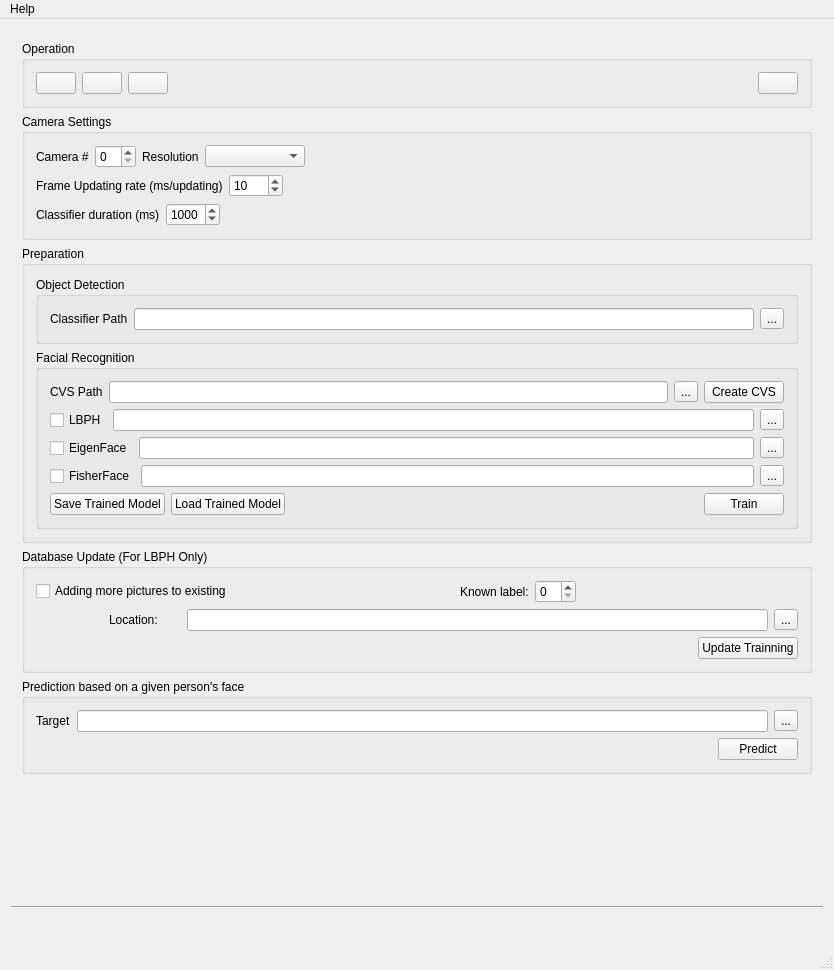
Above: recognizer.ui from windsice/Facial-Recognition before the change. Below: the same form after it.
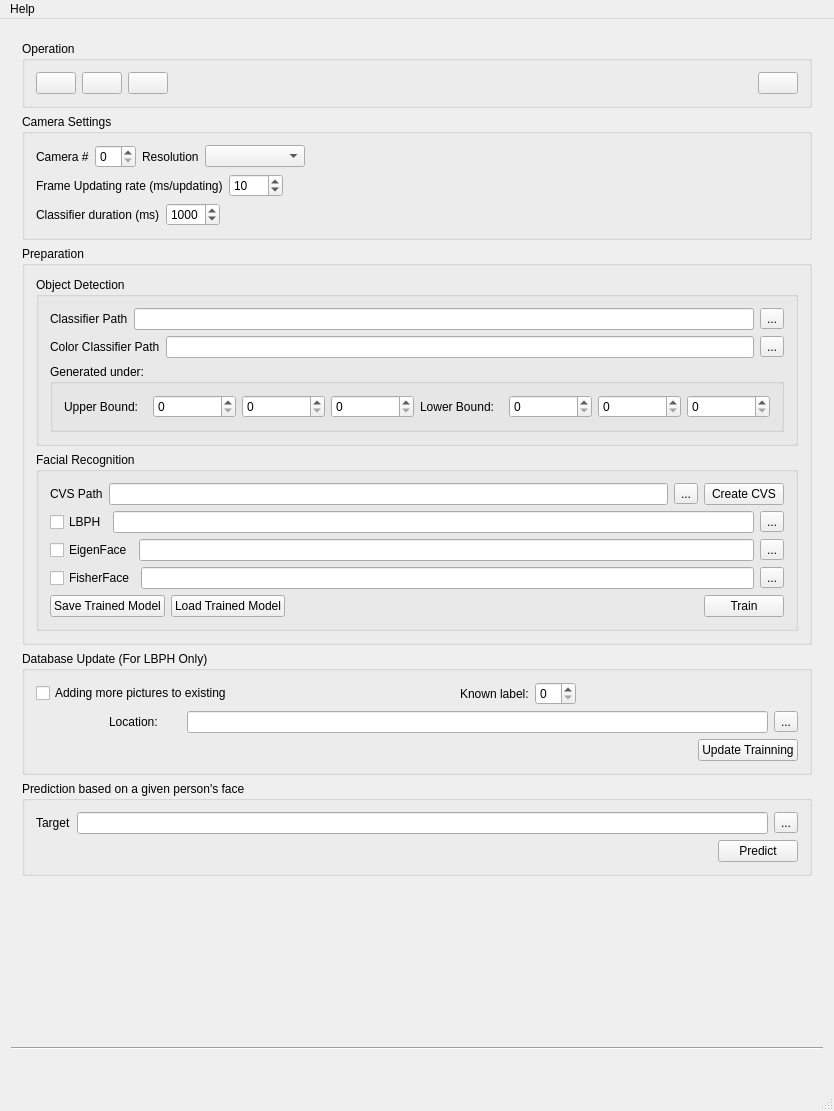
That is the form after the change. Icons and pictures are not drawn.

Patch:
```diff
--- a/recognizer.ui
+++ b/recognizer.ui
@@ -7,7 +7,7 @@
     <x>0</x>
     <y>0</y>
     <width>834</width>
-    <height>970</height>
+    <height>1111</height>
    </rect>
   </property>
   <property name="windowTitle">
@@ -329,6 +329,100 @@
                 </item>
                </layout>
               </item>
+              <item>
+               <layout class="QHBoxLayout" name="horizontalLayout_2">
+                <item>
+                 <widget class="QLabel" name="label">
+                  <property name="text">
+                   <string>Color Classifier Path</string>
+                  </property>
+                 </widget>
+                </item>
+                <item>
+                 <widget class="QLineEdit" name="lineEdit_colorClassifier"/>
+                </item>
+                <item>
+                 <widget class="QToolButton" name="toolButton_colorClassifier">
+                  <property name="text">
+                   <string>...</string>
+                  </property>
+                 </widget>
+                </item>
+               </layout>
+              </item>
+              <item>
+               <widget class="QGroupBox" name="groupBox_colorHasPath">
+                <property name="title">
+                 <string>Generated under:</string>
+                </property>
+                <layout class="QHBoxLayout" name="horizontalLayout_16">
+                 <item>
+                  <layout class="QHBoxLayout" name="horizontalLayout_15">
+                   <item>
+                    <widget class="QLabel" name="label_3">
+                     <property name="text">
+                      <string>Upper Bound:</string>
+                     </property>
+                    </widget>
+                   </item>
+                   <item>
+                    <widget class="QSpinBox" name="spinBox_UH">
+                     <property name="maximum">
+                      <number>179</number>
+                     </property>
+                    </widget>
+                   </item>
+                   <item>
+                    <widget class="QSpinBox" name="spinBox_US">
+                     <property name="maximum">
+                      <number>255</number>
+                     </property>
+                    </widget>
+                   </item>
+                   <item>
+                    <widget class="QSpinBox" name="spinBox_UV">
+                     <property name="maximum">
+                      <number>255</number>
+                     </property>
+                    </widget>
+                   </item>
+                  </layout>
+                 </item>
+                 <item>
+                  <layout class="QHBoxLayout" name="horizontalLayout_12">
+                   <item>
+                    <widget class="QLabel" name="label_2">
+                     <property name="text">
+                      <string>Lower Bound:</string>
+                     </property>
+                    </widget>
+                   </item>
+                   <item>
+                    <widget class="QSpinBox" name="spinBox_LH">
+                     <property name="maximum">
+                      <number>179</number>
+                     </property>
+                    </widget>
+                   </item>
+                   <item>
+                    <widget class="QSpinBox" name="spinBox_LS">
+                     <property name="maximum">
+                      <number>255</number>
+                     </property>
+                    </widget>
+                   </item>
+                   <item>
+                    <widget class="QSpinBox" name="spinBox_LV">
+                     <property name="maximum">
+                      <number>255</number>
+                     </property>
+                    </widget>
+                   </item>
+                  </layout>
+                 </item>
+                </layout>
+               </widget>
+              </item>
              </layout>
             </widget>
            </item>
```
Left out of the diff: 2 changed lines with no effect on the pictures.
